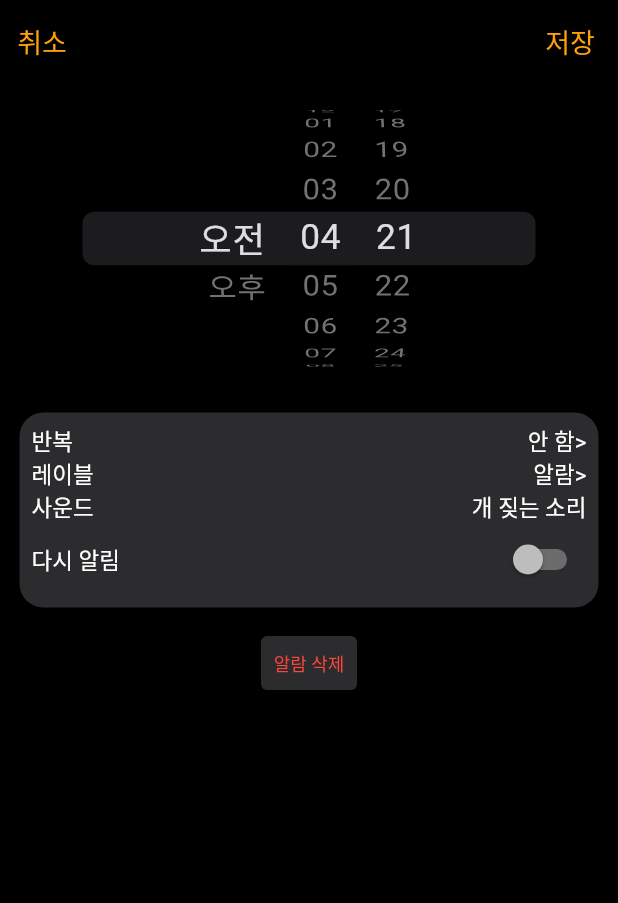
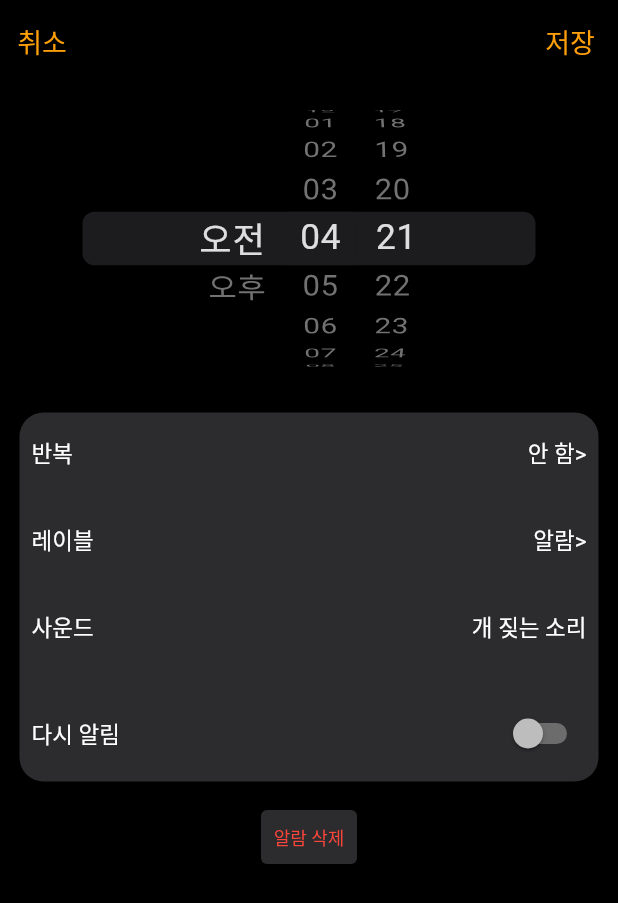
Before and after one commit to nakisara01/Alarm1, a Flutter app: the AlarmDetailPage screen opened directly, on a phone screen of 412 x 824 dp. Shown: the top 903 px of the screen. Run offline on Flutter 3.47's test engine with Material 2 defaults, Android fonts, the phone set to English and light mode, and no system bars.

Commit message:
Add: alarm detail page padding

```diff
--- a/lib/src/ui/alarmDetail/components/alarmConfigurationBox.dart
+++ b/lib/src/ui/alarmDetail/components/alarmConfigurationBox.dart
@@ -14,8 +14,6 @@ class alarmConfigurationBox extends StatelessWidget {
 
   @override
   Widget build(BuildContext context) {
-    isSwitched = isSwitched;
-
     return Column(
       children: [
         Container(
@@ -27,12 +25,16 @@ class alarmConfigurationBox extends StatelessWidget {
             padding: const EdgeInsets.all(8.0),
             child: Column(
               children: [
+                Padding(padding: const EdgeInsets.all(4.0)),
                 TextTitleWithDescriptionButtonBox(
                     title: Text('반복'), content: Text('안 함>')),
+                Padding(padding: const EdgeInsets.all(18.0)),
                 TextTitleWithDescriptionButtonBox(
                     title: Text('레이블'), content: Text('알람>')),
+                Padding(padding: const EdgeInsets.all(18.0)),
                 TextTitleWithDescriptionButtonBox(
                     title: Text('사운드'), content: Text('개 짖는 소리')),
+                Padding(padding: const EdgeInsets.all(18.0)),
                 TextTitleWithDescriptionButtonBox(
                     title: Text('다시 알림'),
                     content: SwitchByPlatForm(
```
